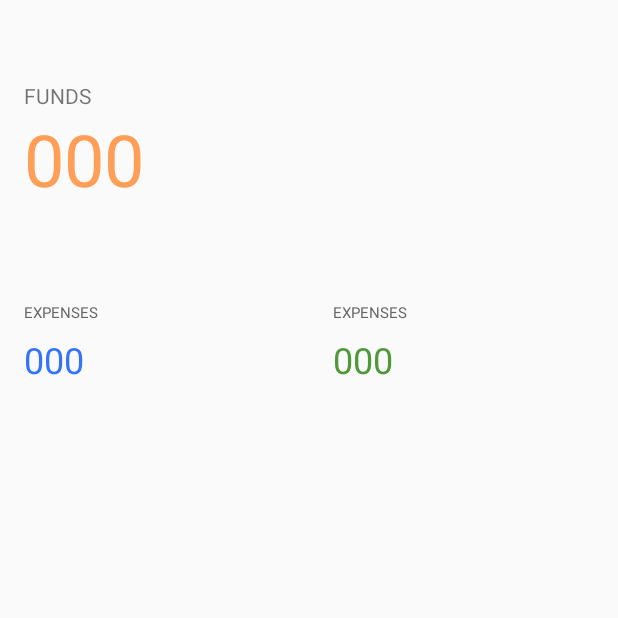
After one commit to druespin/LoftMoney, an Android app: the fragment BalanceFragment shown on its own in the app's theme, on a phone screen of 412 x 824 dp, the top half of it. The commit adds this screen. Run offline under Robolectric (Android 15) with nearby library versions, the phone set to English and light mode, and no system bars; network calls fail.

Commit message:
fragment created

```diff
--- /dev/null
+++ b/app/src/main/java/com/example/loftmoney/BalanceFragment.kt
@@ -0,0 +1,24 @@
+package com.example.loftmoney
+
+import android.os.Bundle
+import android.view.LayoutInflater
+import android.view.View
+import android.view.ViewGroup
+import androidx.fragment.app.Fragment
+import kotlinx.android.synthetic.main.activity_main.*
+
+class BalanceFragment : Fragment() {
+
+    override fun onCreateView(
+        inflater: LayoutInflater,
+        container: ViewGroup?,
+        savedInstanceState: Bundle?
+    ): View? {
+        return inflater.inflate(R.layout.fragment_balance, container, false)
+    }
+
+    override fun onViewCreated(view: View, savedInstanceState: Bundle?) {
+        super.onViewCreated(view, savedInstanceState)
+
+    }
+}
--- a/app/src/main/java/com/example/loftmoney/MainActivity.kt
+++ b/app/src/main/java/com/example/loftmoney/MainActivity.kt
@@ -8,19 +8,23 @@ import android.view.ActionMode
 import android.view.Menu
 import android.view.MenuItem
 import android.view.View
+import android.view.View.GONE
+import android.view.View.VISIBLE
 import android.widget.Toast
+import androidx.fragment.app.Fragment
 import androidx.fragment.app.FragmentManager
 import androidx.fragment.app.FragmentPagerAdapter
+import androidx.viewpager.widget.ViewPager
 import com.example.loftmoney.web.ApiService
 import io.reactivex.android.schedulers.AndroidSchedulers
 import io.reactivex.disposables.CompositeDisposable
 import io.reactivex.schedulers.Schedulers
 import kotlinx.android.synthetic.main.activity_main.*
-import kotlinx.android.synthetic.main.item_layout.*
+
 
 const val FRAGMENT_KEY = "fragment"
 
-class MainActivity : AppCompatActivity() {
+class MainActivity : AppCompatActivity(), ViewPager.OnPageChangeListener {
 
     private val disposable = CompositeDisposable()
 
@@ -32,10 +36,13 @@ class MainActivity : AppCompatActivity() {
         view_pager.adapter = BudgetPagerAdapter(supportFragmentManager)
         tabs.setupWithViewPager(view_pager)
 
-        tabs.getTabAt(0)!!.setText(R.string.expenses)
-        tabs.getTabAt(1)!!.setText(R.string.incomes)
+        tabs.getTabAt(0)?.setText(R.string.expenses)
+        tabs.getTabAt(1)?.setText(R.string.incomes)
+        tabs.getTabAt(2)?.setText(R.string.balance)
 
-        /**
+        view_pager.addOnPageChangeListener(this)
+
+    /**
          *  Click Add New Item (Floating Action Button)
          */
         btn_fab_main.setOnClickListener {
@@ -50,6 +57,20 @@ class MainActivity : AppCompatActivity() {
         }
     }
 
+    override fun onPageSelected(position: Int) {
+        if (view_pager.currentItem == 2) {
+            btn_fab_main.visibility = GONE
+        }
+        else {
+            btn_fab_main.visibility = VISIBLE
+        }
+    }
+
+            override fun onPageScrollStateChanged(state: Int) {
+            }
+
+            override fun onPageScrolled(position: Int, positionOffset: Float, positionOffsetPixels: Int) {
+            }
 
     override fun onCreateOptionsMenu(menu: Menu?): Boolean {
         menuInflater.inflate(R.menu.toolbar_menu, menu)
@@ -64,10 +85,13 @@ class MainActivity : AppCompatActivity() {
         return super.onOptionsItemSelected(item)
     }
 
+
+
     override fun onActionModeFinished(mode: ActionMode?) {
         super.onActionModeFinished(mode)
         tabs.setBackgroundColor(resources.getColor(R.color.colorApp))
         toolbar.setBackgroundColor(resources.getColor(R.color.colorApp))
+        btn_fab_main.visibility = VISIBLE
     }
 
     override fun onActionModeStarted(mode: ActionMode?) {
@@ -106,15 +130,21 @@ class MainActivity : AppCompatActivity() {
     class BudgetPagerAdapter(fm: FragmentManager) :
         FragmentPagerAdapter(fm, BEHAVIOR_RESUME_ONLY_CURRENT_FRAGMENT) {
 
-        override fun getItem(position: Int): BudgetFragment {
-            val fragment = BudgetFragment()
-            fragment.arguments = Bundle().apply {
+        override fun getItem(position: Int): Fragment {
+            val fragment: Fragment
 
-                putInt(FRAGMENT_KEY, position)
+            if (position == 2) {
+                fragment = BalanceFragment()
+            }
+            else {
+                fragment = BudgetFragment()
+                fragment.arguments = Bundle().apply {
+                    putInt(FRAGMENT_KEY, position)
+                }
             }
             return fragment
         }
 
-        override fun getCount() = 2
+        override fun getCount() = 3
     }
 }
--- /dev/null
+++ b/app/src/main/res/color/tab_text_color.xml
@@ -0,0 +1,6 @@
+<?xml version="1.0" encoding="utf-8"?>
+<selector xmlns:android="http://schemas.android.com/apk/res/android">
+
+    <item android:color="@color/white" android:state_activated="true"/>
+    <item android:color="#8baaef" android:state_activated="false"/>
+</selector>
--- a/app/src/main/res/layout/activity_main.xml
+++ b/app/src/main/res/layout/activity_main.xml
@@ -26,7 +26,7 @@
             android:layout_width="match_parent"
             android:layout_height="wrap_content"
             android:background="@color/colorApp"
-            app:tabTextColor="@color/tabs_text" />
+            app:tabTextColor="@color/tab_text_color" />
     </com.google.android.material.appbar.AppBarLayout>
 
     <androidx.viewpager.widget.ViewPager
--- /dev/null
+++ b/app/src/main/res/layout/fragment_balance.xml
@@ -0,0 +1,88 @@
+<?xml version="1.0" encoding="utf-8"?>
+<LinearLayout xmlns:android="http://schemas.android.com/apk/res/android"
+    android:orientation="vertical"
+    android:layout_width="match_parent"
+    android:layout_height="match_parent">
+
+    <LinearLayout
+        android:layout_width="match_parent"
+        android:layout_height="wrap_content"
+        android:orientation="vertical"
+        android:paddingStart="16dp"
+        android:paddingTop="54dp"
+        android:paddingBottom="37dp">
+
+        <TextView
+            android:layout_width="wrap_content"
+            android:layout_height="wrap_content"
+            android:text="@string/funds"
+            android:textSize="14dp"/>
+
+        <TextView
+            android:id="@+id/balance_number"
+            android:layout_width="wrap_content"
+            android:layout_height="wrap_content"
+            android:text="000"
+            android:textSize="48dp"
+            android:textColor="@color/funds_color"/>
+    </LinearLayout>
+
+    <LinearLayout
+        android:layout_width="match_parent"
+        android:layout_height="wrap_content"
+        android:orientation="horizontal">
+
+        <LinearLayout
+            android:layout_width="wrap_content"
+            android:layout_height="wrap_content"
+            android:layout_weight="1"
+            android:paddingTop="26dp"
+            android:paddingBottom="26dp"
+            android:paddingStart="16dp"
+            android:orientation="vertical">
+
+            <TextView
+                android:layout_width="wrap_content"
+                android:layout_height="wrap_content"
+                android:text="@string/expenses"
+                android:textSize="10dp"
+                android:textColor="@color/item_name_color"/>
+
+            <TextView
+                android:id="@+id/balance_expense"
+                android:layout_width="wrap_content"
+                android:layout_height="wrap_content"
+                android:text="000"
+                android:textSize="24dp"
+                android:textColor="@color/expense_text_color"
+                android:layout_marginTop="8dp"/>
+        </LinearLayout>
+        <LinearLayout
+            android:layout_width="wrap_content"
+            android:layout_height="wrap_content"
+            android:layout_weight="1"
+            android:paddingTop="26dp"
+            android:paddingBottom="26dp"
+            android:paddingStart="16dp"
+            android:orientation="vertical">
+
+            <TextView
+                android:layout_width="wrap_content"
+                android:layout_height="wrap_content"
+                android:text="@string/expenses"
+                android:textSize="10dp"
+                android:textColor="@color/item_name_color"/>
+
+            <TextView
+                android:id="@+id/balance_income"
+                android:layout_width="wrap_content"
+                android:layout_height="wrap_content"
+                android:text="000"
+                android:textSize="24dp"
+                android:layout_marginTop="8dp"
+                android:textColor="@color/income_text_color"/>
+        </LinearLayout>
+
+    </LinearLayout>
+
+</LinearLayout>
--- a/app/src/main/res/values/colors.xml
+++ b/app/src/main/res/values/colors.xml
@@ -15,4 +15,5 @@
     <color name="action_mode_color">#333f59</color>
     <color name="item_selected_color">#aeaeae</color>
     <color name="budget_item_text_color">#666664</color>
+    <color name="funds_color">#ff9e57</color>
 </resources>
--- a/app/src/main/res/values/strings.xml
+++ b/app/src/main/res/values/strings.xml
@@ -14,4 +14,6 @@
     <string name="confirm_remove_message">Do you really want to remove selected items?</string>
     <string name="ok_text">OK</string>
     <string name="cancel_text">Cancel</string>
+    <string name="balance">BALANCE</string>
+    <string name="funds">FUNDS</string>
 </resources>
```
